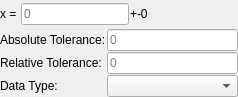
First picture: the form in atef/ui/comp_equals.ui, repository pcdshub/atef, before the edit.
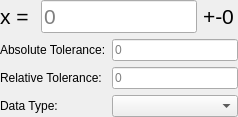
Second picture: the form after the edit.

Commit message: MAINT: sizing/spacing adjustments

The edit to the form file:
```diff
--- a/atef/ui/comp_equals.ui
+++ b/atef/ui/comp_equals.ui
@@ -15,7 +15,7 @@
   </property>
   <layout class="QVBoxLayout" name="verticalLayout">
    <property name="spacing">
-    <number>1</number>
+    <number>6</number>
    </property>
    <property name="leftMargin">
     <number>0</number>
@@ -33,6 +33,11 @@
     <layout class="QHBoxLayout" name="horizontalLayout">
      <item>
       <widget class="QLabel" name="equals_label">
+       <property name="font">
+        <font>
+         <pointsize>16</pointsize>
+        </font>
+       </property>
        <property name="text">
         <string>x = </string>
        </property>
@@ -40,6 +45,11 @@
      </item>
      <item>
       <widget class="QLineEdit" name="value_edit">
+       <property name="font">
+        <font>
+         <pointsize>16</pointsize>
+        </font>
+       </property>
        <property name="placeholderText">
         <string>0</string>
        </property>
@@ -47,6 +57,11 @@
      </item>
      <item>
       <widget class="QLabel" name="range_label">
+       <property name="font">
+        <font>
+         <pointsize>16</pointsize>
+        </font>
+       </property>
        <property name="text">
         <string>+-0</string>
        </property>
```
The commit also changes 1 other file.
